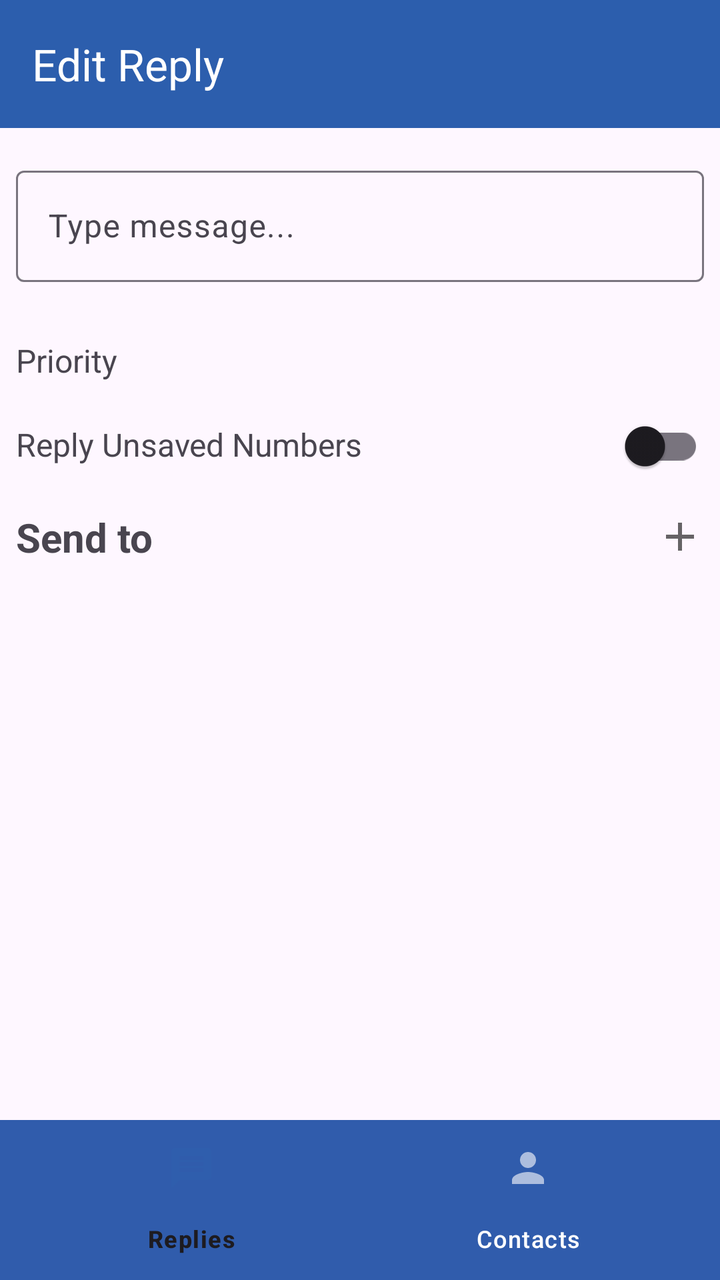
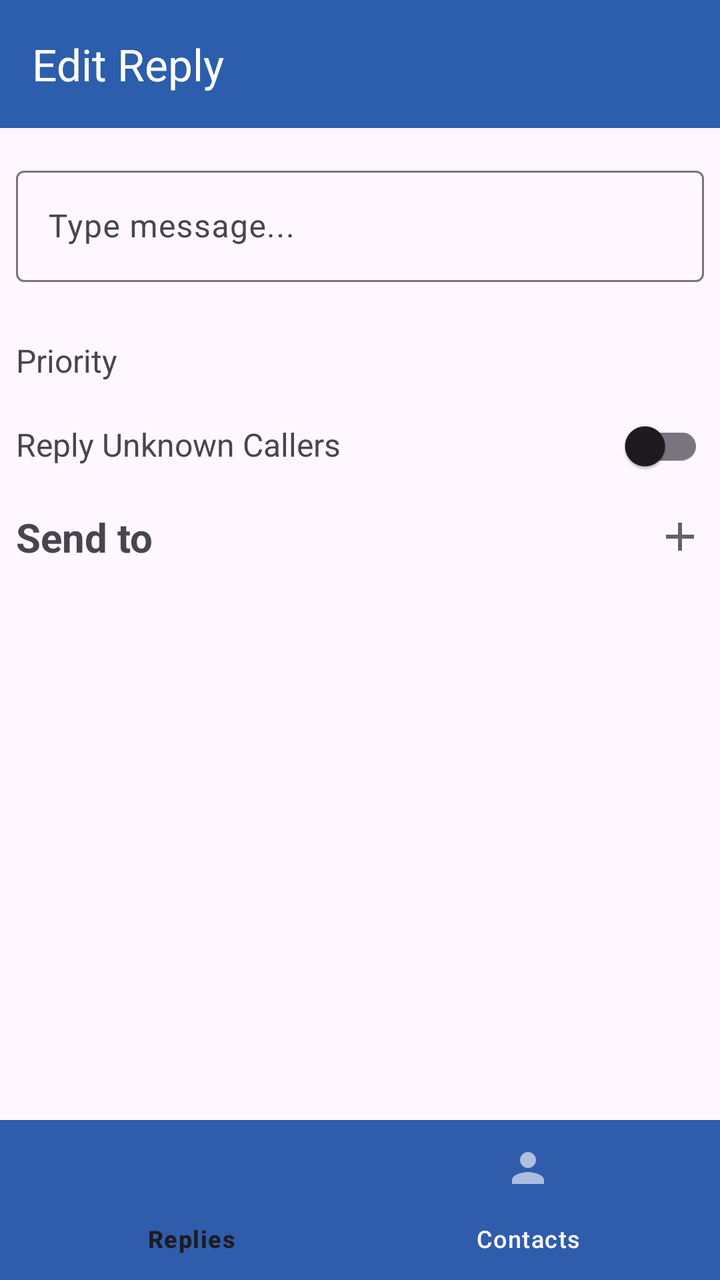

Before-and-after screenshots of an Android layout around one commit, followed by the original layout XML and the change that was made.
<!-- AndroidManifest.xml: application theme Theme.CallSwitch -->
<!-- res/layout/fragment_edit_reply.xml -->
<?xml version="1.0" encoding="utf-8"?>
<androidx.coordinatorlayout.widget.CoordinatorLayout xmlns:android="http://schemas.android.com/apk/res/android"
    xmlns:app="http://schemas.android.com/apk/res-auto"
    xmlns:tools="http://schemas.android.com/tools"
    android:id="@+id/main_fragment"
    android:layout_width="match_parent"
    android:layout_height="match_parent"
    tools:context=".RepliesActivity">

    <include layout="@layout/component_edit_reply_app_bar"/>

    <RelativeLayout

        android:layout_width="match_parent"
        app:layout_behavior="@string/appbar_scrolling_view_behavior"
        android:layout_height="match_parent">

        <LinearLayout
            android:layout_width="match_parent"
            android:layout_height="match_parent"
            android:orientation="vertical">
            <com.google.android.material.textfield.TextInputLayout
                android:hint="@string/type_message"
                android:id="@+id/reply_text_field"
                app:errorEnabled="true"
                android:layout_marginTop="16dp"
                android:layout_marginHorizontal="8dp"
                android:layout_width="match_parent"
                android:layout_height="wrap_content">
                <com.google.android.material.textfield.TextInputEditText
                    android:layout_width="match_parent"
                    android:layout_height="wrap_content"
                    />
            </com.google.android.material.textfield.TextInputLayout>

            <LinearLayout
                android:layout_marginTop="8dp"
                android:layout_width="match_parent"
                android:layout_height="wrap_content"
                android:orientation="horizontal">
                <TextView
                    android:layout_marginHorizontal="8dp"
                    android:layout_weight="1"
                    android:layout_width="0dp"
                    android:layout_height="wrap_content"
                    android:text="@string/priority"
                    android:textSize="16sp"/>

            </LinearLayout>

            <LinearLayout
                android:layout_marginTop="8dp"
                android:layout_width="match_parent"
                android:layout_height="wrap_content"
                android:orientation="horizontal">
                <TextView
                    android:layout_marginHorizontal="8dp"
                    android:layout_weight="1"
                    android:layout_width="0dp"
                    android:layout_height="wrap_content"
                    android:text="@string/reply_unsaved_numbers"
                    android:textSize="16sp"/>

                <com.google.android.material.switchmaterial.SwitchMaterial
                    android:layout_marginEnd="8dp"
                    android:layout_width="wrap_content"
                    android:layout_height="wrap_content"/>
            </LinearLayout>
            <LinearLayout
                android:layout_marginTop="8dp"
                android:layout_width="match_parent"
                android:layout_height="wrap_content"
                android:orientation="horizontal">
                <com.google.android.material.textview.MaterialTextView
                    android:layout_marginHorizontal="8dp"
                    android:layout_width="0dp"
                    android:layout_weight="1"
                    android:layout_height="wrap_content"
                    android:layout_gravity="center_vertical"
                    android:text="@string/send_to"
                    android:textSize="20sp"
                    android:textStyle="bold"/>
                <ImageButton
                    android:layout_marginEnd="8dp"
                    android:id="@+id/add_contacts_button"
                    android:layout_width="wrap_content"
                    android:layout_height="wrap_content"
                    android:layout_gravity="center_vertical"
                    android:contentDescription="@string/add_contacts_hint"
                    android:background="@null"
                    app:tint="@color/black"
                    android:src="@drawable/ic_action_add"/>
            </LinearLayout>

        </LinearLayout>



        <include layout="@layout/component_bottom_nav_bar"
            android:id="@+id/bottom_nav_view"/>

    </RelativeLayout>


</androidx.coordinatorlayout.widget.CoordinatorLayout>
<!-- res/layout/component_edit_reply_app_bar.xml (included above) -->
<?xml version="1.0" encoding="utf-8"?>
<com.google.android.material.appbar.AppBarLayout xmlns:android="http://schemas.android.com/apk/res/android"
    xmlns:app="http://schemas.android.com/apk/res-auto"
    android:id="@+id/toolbar_main"
    android:layout_width="match_parent"
    android:layout_height="wrap_content"
    android:fitsSystemWindows="true"
    app:liftOnScrollColor="@color/blue"
    app:liftOnScroll="true">

    <com.google.android.material.appbar.MaterialToolbar
        android:id="@+id/menu_toolbar"
        android:layout_width="match_parent"
        android:layout_height="wrap_content"
        android:minHeight="?attr/actionBarSize"
        app:title="@string/edit_reply"/>
</com.google.android.material.appbar.AppBarLayout>
<!-- res/layout/component_bottom_nav_bar.xml (included above) -->
<?xml version="1.0" encoding="utf-8"?>
<com.google.android.material.bottomnavigation.BottomNavigationView xmlns:android="http://schemas.android.com/apk/res/android"
    android:layout_width="match_parent"
    android:layout_height="wrap_content"
    android:fitsSystemWindows="true"
    android:id="@+id/bottom_nav_view"
    android:layout_alignParentBottom="true"
    xmlns:app="http://schemas.android.com/apk/res-auto"
    app:menu="@menu/bottom_navigation_menu" />
<!-- resources referenced by this layout -->
<resources>
  <color name="black">#FF000000</color>
  <color name="blue">#2C5EAD</color>
  <!-- drawable ic_action_add (drawable-anydpi) -->
  <vector xmlns:android="http://schemas.android.com/apk/res/android"
      android:width="24dp"
      android:height="24dp"
      android:viewportWidth="24"
      android:viewportHeight="24"
      android:tint="#333333"
      android:alpha="0.6">
    <path
        android:fillColor="@android:color/white"
        android:pathData="M19,13h-6v6h-2v-6H5v-2h6V5h2v6h6v2z"/>
  </vector>
  <string name="add_contacts_hint">Add contacts to send reply to</string>
  <string name="edit_reply">Edit Reply</string>
  <string name="priority">Priority</string>
  <string name="reply_unsaved_numbers">Reply Unsaved Numbers</string>
  <string name="send_to">Send to</string>
  <string name="type_message">Type message...</string>
  <style name="Theme.CallSwitch" parent="Base.Theme.CallSwitch" />
  <style name="Base.Theme.CallSwitch" parent="Theme.Material3.DayNight.NoActionBar">
          
          
          <item name="colorSurface">@color/blue</item>
          <item name="toolbarStyle">@style/Widget.App.Toolbar</item>
          <item name="bottomNavigationStyle">@style/Widget.App.BottomNavigationView</item>
      </style>
  <style name="Widget.App.Toolbar" parent="Widget.Material3.Toolbar">
          <item name="materialThemeOverlay">@style/ThemeOverlay.App.Toolbar</item>
      </style>
  <style name="Widget.App.BottomNavigationView" parent="Widget.Material3.BottomNavigationView">
          <item name="materialThemeOverlay">@style/ThemeOverlay.App.BottomNavigationView</item>
      </style>
  <style name="ThemeOverlay.App.Toolbar" parent="">
          <item name="colorSurface">@color/blue</item>
          <item name="colorOnSurface">@color/blue</item>
          <item name="colorSurfaceContainer">@color/blue</item>
          <item name="colorOnSurfaceVariant">@color/white</item>
          <item name="titleTextColor">@color/white</item>
          <item name="iconTint">@color/white</item>
          <item name="textAppearanceTitleLarge">@style/TextAppearance.App.TitleLarge</item>
          <item name="textAppearanceTitleMedium">@style/TextAppearance.App.TitleMedium</item>
      </style>
  <style name="ThemeOverlay.App.BottomNavigationView" parent="">
          
          <item name="colorOnSurfaceVariant">@color/white</item>
          
          <item name="colorSurfaceContainer">@color/blue</item>
          
          <item name="colorSecondary">@color/blue</item>
          
          <item name="colorSecondaryContainer">@color/white</item>
          
          <item name="colorOnSecondaryContainer">@color/blue</item>
      </style>
  <color name="white">#FFFFFFFF</color>
  <style name="TextAppearance.App.TitleLarge" parent="TextAppearance.Material3.TitleLarge">
  
  
      </style>
  <style name="TextAppearance.App.TitleMedium" parent="TextAppearance.Material3.TitleMedium">
  
  
      </style>
</resources>

<!-- the commit's change to res/layout/fragment_edit_reply.xml (unified diff, before → after) -->
@@ -58,7 +58,7 @@
                     android:layout_weight="1"
                     android:layout_width="0dp"
                     android:layout_height="wrap_content"
-                    android:text="@string/reply_unsaved_numbers"
+                    android:text="@string/reply_unknown"
                     android:textSize="16sp"/>
 
                 <com.google.android.material.switchmaterial.SwitchMaterial
@@ -92,6 +92,10 @@
                     android:src="@drawable/ic_action_add"/>
             </LinearLayout>
 
+            <androidx.recyclerview.widget.RecyclerView
+                android:id="@+id/selected_contacts_recycler_view"
+                android:layout_width="match_parent"
+                android:layout_height="match_parent"/>
         </LinearLayout>
 
 
<!-- resource entries referenced after the edit -->
@@ -17,7 +17,7 @@
   <string name="add_contacts_hint">Add contacts to send reply to</string>
   <string name="edit_reply">Edit Reply</string>
   <string name="priority">Priority</string>
-  <string name="reply_unsaved_numbers">Reply Unsaved Numbers</string>
+  <string name="reply_unknown">Reply Unknown Callers</string>
   <string name="send_to">Send to</string>
   <string name="type_message">Type message...</string>
   <style name="Theme.CallSwitch" parent="Base.Theme.CallSwitch" />
